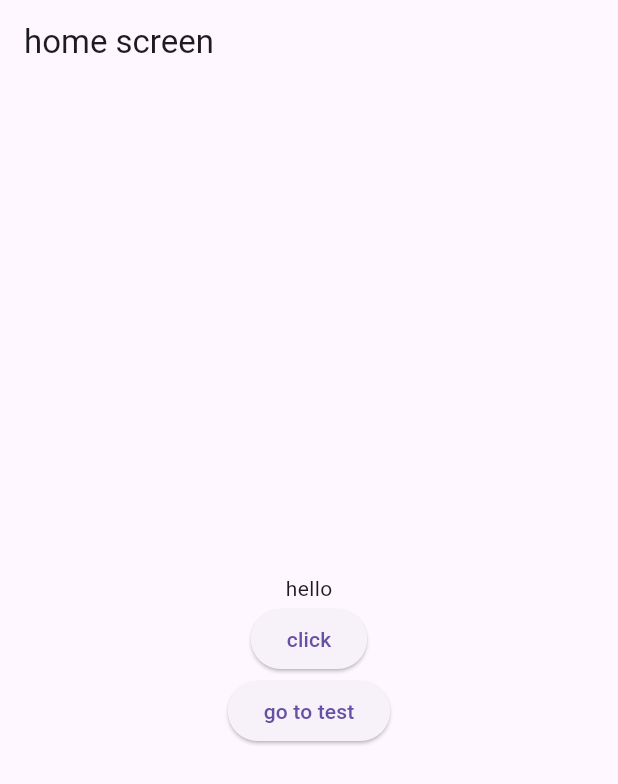
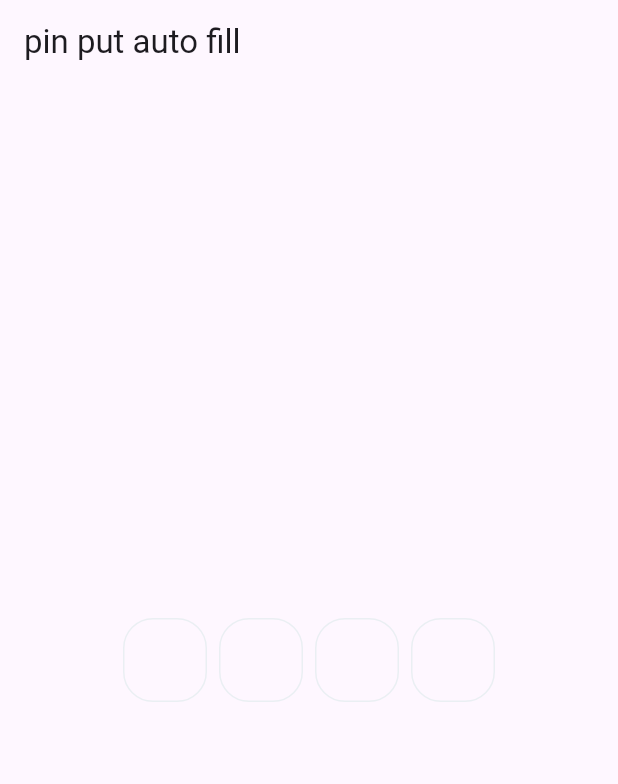
Before and after one commit to Mohamed-Yassien/Flutter-Ui-Source, a Flutter app: the screen it shows after launch, on a phone screen of 412 x 824 dp. Shown: the top 784 px of the screen. Run offline on Flutter 3.47's test engine with Material 2 defaults, Android fonts, the phone set to English and light mode, and no system bars; drawn by our look-alikes of pinput; our stand-ins replace curved_navigation_bar, easy_localization, google_maps_flutter, location, qr_flutter, shared_preferences; missing offline and left inert: flutter_polyline_points, maps_toolkit, qr_code_scanner.

Commit message:
add pinput package and use it in pin screen

```diff
--- a/lib/main.dart
+++ b/lib/main.dart
@@ -2,9 +2,8 @@ import 'package:easy_localization/easy_localization.dart';
 import 'package:flutter/material.dart';
 import 'package:flutter/services.dart';
 import 'package:flutter_ui_source/app_router.dart';
+import 'package:flutter_ui_source/pinput/pin_screen.dart';
 import 'package:shared_preferences/shared_preferences.dart';
-
-import 'easy_localization/localization_screen.dart';
 
 late SharedPreferences preferences;
 
@@ -42,7 +41,7 @@ class MyApp extends StatelessWidget {
       debugShowCheckedModeBanner: false,
       theme: ThemeData.light(useMaterial3: true),
       onGenerateRoute: AppRouter.onGenerateRoute,
-      home: const LocalizationScreen(),
+      home: const PinScreen(),
     );
   }
 }
--- /dev/null
+++ b/lib/pinput/pin_screen.dart
@@ -0,0 +1,66 @@
+import 'package:flutter/material.dart';
+import 'package:pinput/pinput.dart';
+
+class PinScreen extends StatefulWidget {
+  const PinScreen({Key? key}) : super(key: key);
+
+  @override
+  State<PinScreen> createState() => _PinScreenState();
+}
+
+class _PinScreenState extends State<PinScreen> {
+  @override
+  Widget build(BuildContext context) {
+    return Scaffold(
+      appBar: AppBar(
+        title: const Text('pin put auto fill'),
+      ),
+      body: Center(
+        child: Column(
+          children: [
+            const Spacer(),
+            Pinput(
+              length: 4,
+              defaultPinTheme: defaultPinTheme,
+              focusedPinTheme: focusedPinTheme,
+              submittedPinTheme: submittedPinTheme,
+              validator: (s) {
+                return s == '2222' ? null : 'Pin is incorrect';
+              },
+              pinputAutovalidateMode: PinputAutovalidateMode.onSubmit,
+              showCursor: true,
+              onCompleted: (pin) => debugPrint(pin),
+            ),
+            const Spacer(),
+          ],
+        ),
+      ),
+    );
+  }
+}
+
+final defaultPinTheme = PinTheme(
+  width: 56,
+  height: 56,
+  textStyle: const TextStyle(
+      fontSize: 16,
+      color: Color.fromRGBO(30, 60, 87, 1),
+      fontWeight: FontWeight.w600),
+  decoration: BoxDecoration(
+    border: Border.all(color: const Color.fromRGBO(234, 239, 243, 1)),
+    borderRadius: BorderRadius.circular(20),
+  ),
+);
+
+final focusedPinTheme = defaultPinTheme.copyDecorationWith(
+  border: Border.all(
+    color: const Color.fromRGBO(114, 178, 238, 1),
+  ),
+  borderRadius: BorderRadius.circular(15),
+);
+
+final submittedPinTheme = defaultPinTheme.copyWith(
+  decoration: defaultPinTheme.decoration!.copyWith(
+    color: const Color.fromRGBO(234, 239, 243, 1),
+  ),
+);
--- a/pubspec.yaml
+++ b/pubspec.yaml
@@ -46,6 +46,7 @@ dependencies:
   maps_toolkit: ^2.0.1
   easy_localization: ^3.0.1
   shared_preferences:
+  pinput: ^2.2.31
 
 dev_dependencies:
   flutter_test:
```
Also changed, not shown: pubspec.lock, 5 other files.
